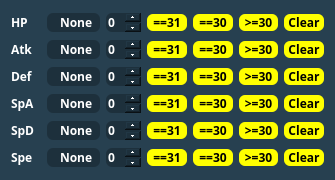
The window that Forms/Controls/IVFilter.ui (Admiral-Fish/PokeFinder) describes before a commit, drawn with Qt 5.
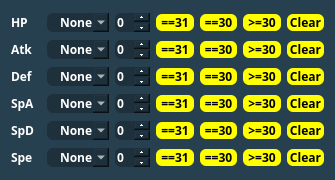
The same window after the commit. Icons and pictures are not drawn.

What changed in the file:
```diff
--- a/Forms/Controls/IVFilter.ui
+++ b/Forms/Controls/IVFilter.ui
@@ -62,16 +62,6 @@
 	color: white;
 }
 
-QComboBox::down-arrow {
-	image: url(noimg);
-	border-width: 0px;
-}
-
-QComboBox::drop-down {
-	background: transparent;
-	width: 0px;
-}
-
 QSpinBox {
 	qproperty-alignment: AlignCenter;
 	background-color: #1D303C;
```
